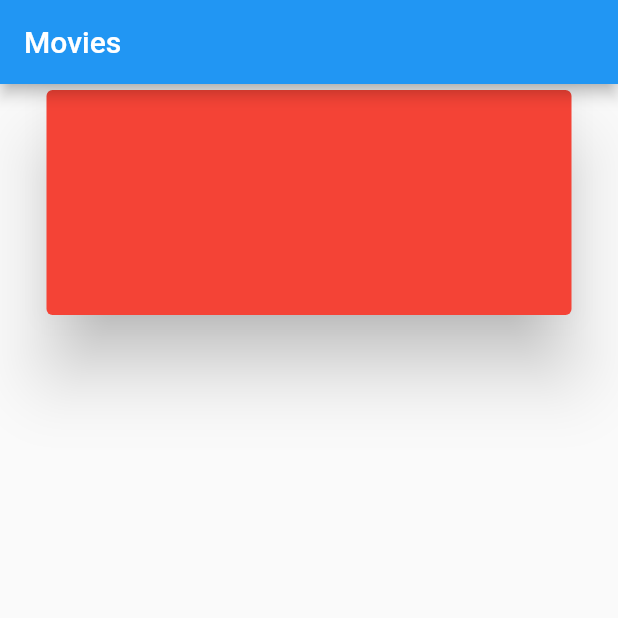
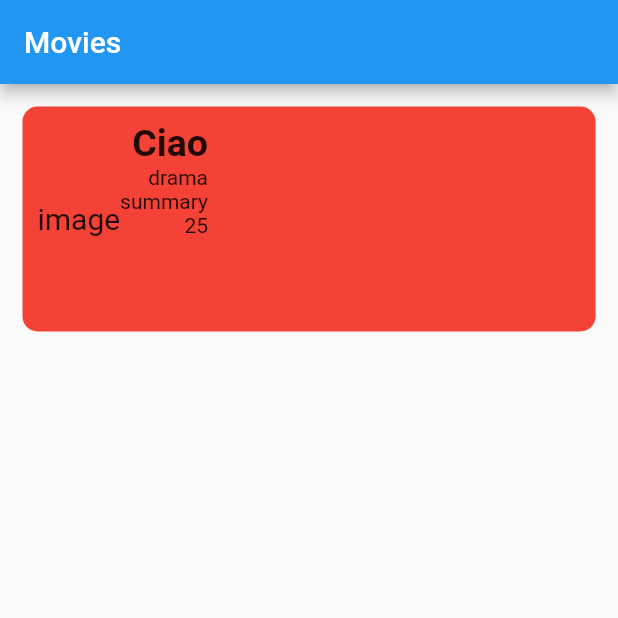
Before and after one commit to SimoPed/movies_flutter, a Flutter app: the screen it shows after launch, on a phone screen of 412 x 824 dp, the top half of it. Run offline on Flutter 3.47's test engine with Material 2 defaults, Android fonts, the phone set to English and light mode, and no system bars; network calls fail.

Commit message:
modify Film Card

```diff
--- a/lib/widgets/film_card.dart
+++ b/lib/widgets/film_card.dart
@@ -8,7 +8,8 @@ class FilmCard extends StatelessWidget {
   final String summary;
 
   const FilmCard(
-      {super.key, required this.name,
+      {super.key,
+      required this.name,
       required this.genres,
       required this.rating,
       required this.image,
@@ -16,15 +17,39 @@ class FilmCard extends StatelessWidget {
 
   @override
   Widget build(BuildContext context) {
-    return const Card(
-      color: Colors.red,
-      elevation: 20,
-      shadowColor: Colors.black,
+    return Container(
+      margin: const EdgeInsets.all(15),
+      decoration: BoxDecoration(
+          color: Colors.red,
+          borderRadius: BorderRadius.circular(10)
+      ),
       child: SizedBox(
-        width: 350,
+        width: 400,
         height: 150,
         child: Padding(
-          padding: EdgeInsets.all(10),
+          padding: const EdgeInsets.all(10),
+          child: Row(
+            children: [
+              Text(image, style: const TextStyle(
+              fontSize: 20,
+            ), textAlign: TextAlign.start,
+              ),
+              Column(
+                mainAxisSize: MainAxisSize.max,
+                crossAxisAlignment: CrossAxisAlignment.end,
+                children: [
+                  Text(name, style: const TextStyle(
+                    fontSize: 25,
+                    fontWeight: FontWeight.bold,
+                  ), textAlign: TextAlign.center,
+                  ),
+                  Text(genres[0]),
+                  Text(summary),
+                  Text(rating.toString())
+                ],
+              ),
+            ],
+          ),
         ),
       ),
     );
```
